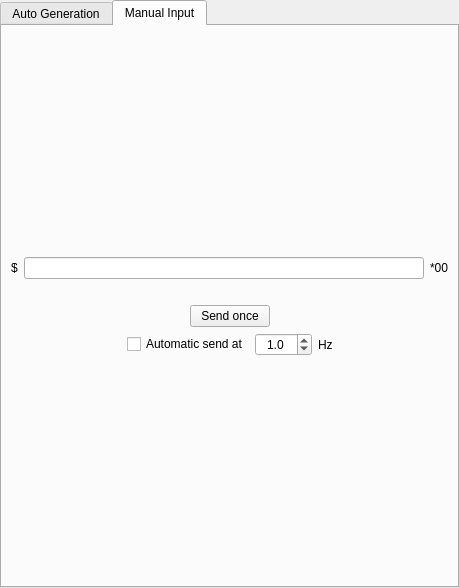
Old version of the form src/menu_bar/simu/menubar_simdata.ui in the repository Kupofty/OpenSeaNav.
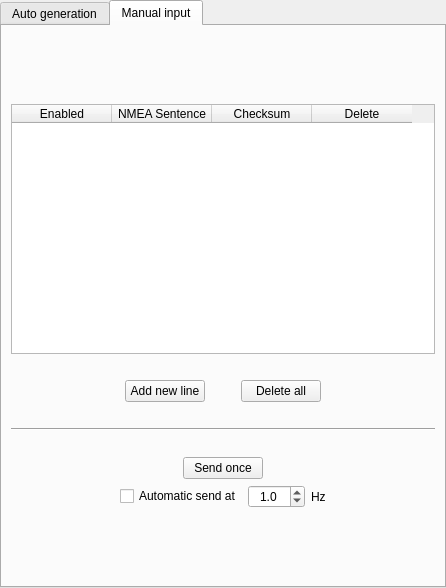
New version of the form. The open tabs and pages were chosen to show the change.

Commit message: button to add additional manual input editLines

Patch:
```diff
--- a/src/menu_bar/simu/menubar_simdata.ui
+++ b/src/menu_bar/simu/menubar_simdata.ui
@@ -6,7 +6,7 @@
    <rect>
     <x>0</x>
     <y>0</y>
-    <width>459</width>
+    <width>446</width>
     <height>588</height>
    </rect>
   </property>
@@ -36,7 +36,7 @@
      </property>
      <widget class="QWidget" name="tab_auto_generation">
       <attribute name="title">
-       <string>Auto Generation</string>
+       <string>Auto generation</string>
       </attribute>
       <layout class="QVBoxLayout" name="verticalLayout">
        <item>
@@ -745,7 +745,7 @@
      </widget>
      <widget class="QWidget" name="tab_manual_input">
       <attribute name="title">
-       <string>Manual Input</string>
+       <string>Manual input</string>
       </attribute>
       <layout class="QVBoxLayout" name="verticalLayout_2">
        <item>
@@ -762,41 +762,34 @@
         </spacer>
        </item>
        <item>
-        <layout class="QHBoxLayout" name="horizontalLayout">
-         <property name="leftMargin">
-          <number>0</number>
+        <widget class="QTableWidget" name="tableWidget">
+         <property name="minimumSize">
+          <size>
+           <width>0</width>
+           <height>250</height>
+          </size>
          </property>
-         <property name="topMargin">
-          <number>0</number>
-         </property>
-         <item>
-          <widget class="QLabel" name="label">
-           <property name="text">
-            <string notr="true">$</string>
-           </property>
-          </widget>
-         </item>
-         <item>
-          <widget class="QLineEdit" name="lineEdit_manual_input">
-           <property name="minimumSize">
-            <size>
-             <width>400</width>
-             <height>0</height>
-            </size>
-           </property>
-          </widget>
-         </item>
-         <item>
-          <widget class="QLabel" name="label_checksum">
-           <property name="text">
-            <string notr="true">*00</string>
-           </property>
-           <property name="alignment">
-            <set>Qt::AlignmentFlag::AlignLeading|Qt::AlignmentFlag::AlignLeft|Qt::AlignmentFlag::AlignVCenter</set>
-           </property>
-          </widget>
-         </item>
-        </layout>
+         <column>
+          <property name="text">
+           <string>Enabled</string>
+          </property>
+         </column>
+         <column>
+          <property name="text">
+           <string>NMEA Sentence</string>
+          </property>
+         </column>
+         <column>
+          <property name="text">
+           <string>Checksum</string>
+          </property>
+         </column>
+         <column>
+          <property name="text">
+           <string>Delete</string>
+          </property>
+         </column>
+        </widget>
        </item>
        <item>
         <spacer name="verticalSpacer_6">
@@ -814,6 +807,108 @@
          </property>
         </spacer>
        </item>
+       <item>
+        <layout class="QHBoxLayout" name="horizontalLayout_7">
+         <property name="topMargin">
+          <number>0</number>
+         </property>
+         <item>
+          <spacer name="horizontalSpacer_8">
+           <property name="orientation">
+            <enum>Qt::Orientation::Horizontal</enum>
+           </property>
+           <property name="sizeHint" stdset="0">
+            <size>
+             <width>40</width>
+             <height>20</height>
+            </size>
+           </property>
+          </spacer>
+         </item>
+         <item>
+          <widget class="QPushButton" name="pushButton_add_new_line_manual_input">
+           <property name="text">
+            <string>Add new line</string>
+           </property>
+          </widget>
+         </item>
+         <item>
+          <spacer name="horizontalSpacer_12">
+           <property name="orientation">
+            <enum>Qt::Orientation::Horizontal</enum>
+           </property>
+           <property name="sizeType">
+            <enum>QSizePolicy::Policy::Preferred</enum>
+           </property>
+           <property name="sizeHint" stdset="0">
+            <size>
+             <width>30</width>
+             <height>20</height>
+            </size>
+           </property>
+          </spacer>
+         </item>
+         <item>
+          <widget class="QPushButton" name="pushButton_delete_all_lines">
+           <property name="text">
+            <string>Delete all</string>
+           </property>
+          </widget>
+         </item>
+         <item>
+          <spacer name="horizontalSpacer_9">
+           <property name="orientation">
+            <enum>Qt::Orientation::Horizontal</enum>
+           </property>
+           <property name="sizeHint" stdset="0">
+            <size>
+             <width>40</width>
+             <height>20</height>
+            </size>
+           </property>
+          </spacer>
+         </item>
+        </layout>
+       </item>
+       <item>
+        <spacer name="verticalSpacer_8">
+         <property name="orientation">
+          <enum>Qt::Orientation::Vertical</enum>
+         </property>
+         <property name="sizeType">
+          <enum>QSizePolicy::Policy::Minimum</enum>
+         </property>
+         <property name="sizeHint" stdset="0">
+          <size>
+           <width>20</width>
+           <height>20</height>
+          </size>
+         </property>
+        </spacer>
+       </item>
+       <item>
+        <widget class="Line" name="line">
+         <property name="orientation">
+          <enum>Qt::Orientation::Horizontal</enum>
+         </property>
+        </widget>
+       </item>
+       <item>
+        <spacer name="verticalSpacer_9">
+         <property name="orientation">
+          <enum>Qt::Orientation::Vertical</enum>
+         </property>
+         <property name="sizeType">
+          <enum>QSizePolicy::Policy::Minimum</enum>
+         </property>
+         <property name="sizeHint" stdset="0">
+          <size>
+           <width>20</width>
+           <height>20</height>
+          </size>
+         </property>
+        </spacer>
+       </item>
        <item>
         <layout class="QHBoxLayout" name="horizontalLayout_3">
          <property name="topMargin">
```
Left out of the diff: 20 changed lines with no effect on the pictures. The commit also changes 6 other files.
